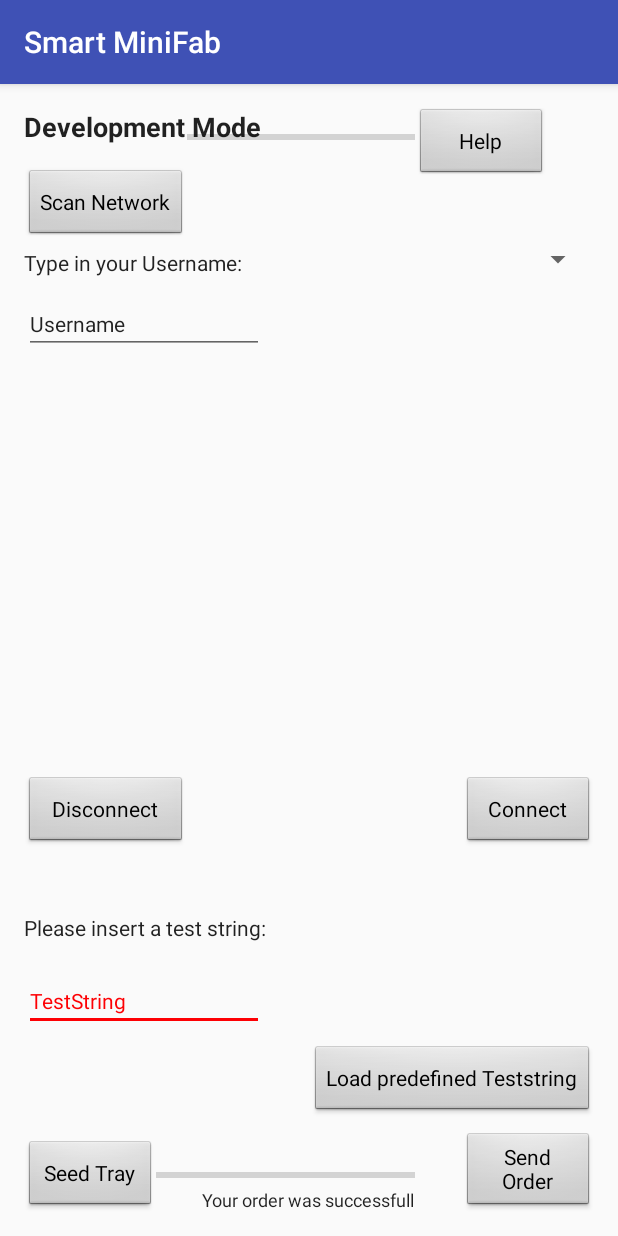
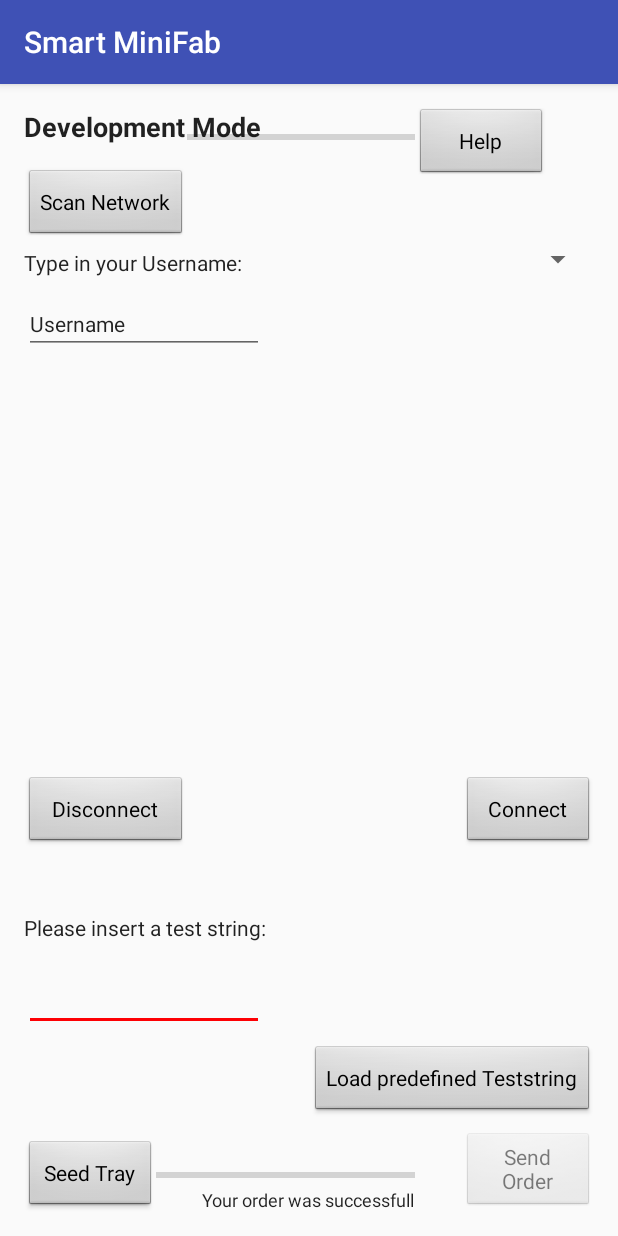
Before and after one commit to Brumberg/Tetris-Fab, an Android app: the DevelopmentModeActivity screen opened directly, with no data from a screen before it, on a phone screen of 412 x 824 dp. Run offline under Robolectric (Android 15) with nearby library versions, the phone set to English and light mode, and no system bars.

Commit message:
DevMode
Hide/Unhide Buttons on Userinput, Load Predef. TextString

```diff
--- a/AndroidStudioProjekt/SmartMiniFab/app/src/main/java/com/example/crunky/smartminifab/DevelopmentModeActivity.java
+++ b/AndroidStudioProjekt/SmartMiniFab/app/src/main/java/com/example/crunky/smartminifab/DevelopmentModeActivity.java
@@ -10,6 +10,7 @@ import android.view.View;
 import android.widget.ArrayAdapter;
 import android.widget.Button;
 import android.widget.EditText;
+import android.widget.ProgressBar;
 import android.widget.Spinner;
 import android.util.Log;
 import java.lang.String;
@@ -23,51 +24,170 @@ import android.widget.TextView;
 
 public class DevelopmentModeActivity extends AppCompatActivity {
 
+    // Initialize Variables
+
     private Button connectButton;
-    EditText inpPassword;
+    private Button scanNetworkButton;
+    private Button disconnectButton;
+    private Button helpButton;
+    private Button loadTestStringButton;
+    private Button seedTrayButton;
+    private Button sendOrderButton;
+    private EditText inpPassword;
+    private EditText inpUserTestString;
+    private TextView orderSuccess;
     public String Password;
+    public String userTestString;
+    public String preDefTestString = "xxxStringxxx";
     private int passEmpty = 0;
+    private int stringEmpty = 0;
+    private Spinner wifiDropDown;
+    private ProgressBar connectStatus;
+    private ProgressBar orderStatus;
 
     @Override
     protected void onCreate(Bundle savedInstanceState) {
         super.onCreate(savedInstanceState);
         setContentView(R.layout.activity_development_mode);
 
+        //Connect GUI elements to variables
+        connectButton = (Button) findViewById(R.id.Connect);
+        scanNetworkButton = (Button) findViewById(R.id.ID_Dev_Mode_Scan_Button);
+        disconnectButton = (Button) findViewById(R.id.ID_Dev_Mode__Button);
+        helpButton = (Button)findViewById(R.id.ID_Dev_Mode_Help_Button);
+        loadTestStringButton = (Button)findViewById(R.id.ID_Dev_Mode_LoadTestString_Button);
+        seedTrayButton = (Button)findViewById(R.id.ID_Dev_Mode_SeedTray_Button);
+        sendOrderButton= (Button)findViewById(R.id.ID_Dev_Mode_Order_Button);
+
         inpPassword = (EditText) findViewById(R.id.Username);
+        inpUserTestString = (EditText) findViewById(R.id.TestString);
+        orderSuccess = (TextView) findViewById(R.id.ID_Dev_Mode_OrderSucces_TextView);
+        wifiDropDown = (Spinner) findViewById(R.id.ID_Dev_Mode_DropDownWifi_Spinner);
+        connectStatus = (ProgressBar) findViewById(R.id.ID_Dev_Mode_Connecting_ProcessBar);
+        orderStatus = (ProgressBar) findViewById(R.id.ID_Dev_Mode_InOperation_ProcessBar);
         //Password = inpPassword.getText().toString();
         //passEmpty = inpPassword.getText().toString().trim().length();
-        connectButton = (Button) findViewById(R.id.Connect);
+
+        // Empty Textfields Username or Teststring on User clicking into field
+
+        inpPassword.setOnFocusChangeListener(new View.OnFocusChangeListener()
+        {
+            @Override
+            public void onFocusChange(View v, boolean hasFocus)
+            {
+                if (hasFocus==true)
+                {
+                    Log.d("myTag", "Focus");
+                    if (inpPassword.getText().toString().compareTo("Username")==0)
+                    {
+                        inpPassword.setText("");
+                        //Log.d("myTag", "setEmpty Pass");
+                    }
+                }
+            }
+        });
+
+        inpUserTestString.setOnFocusChangeListener(new View.OnFocusChangeListener()
+        {
+            @Override
+            public void onFocusChange(View v, boolean hasFocus)
+            {
+                if (hasFocus==true)
+                {
+                    Log.d("myTag", "Focus");
+                    if (inpUserTestString.getText().toString().compareTo("TestString")==0)
+                    {
+                        inpUserTestString.setText("");
+                        //Log.d("myTag", "setEmpty String");
+                    }
+                }
+            }
+        });
+
+
+        // Track changes in textfield Username, if some input is there enable connectButton
 
         inpPassword.addTextChangedListener(new TextWatcher() {
 
             @Override
             public void onTextChanged(CharSequence s, int start, int before, int count) {
+
             }
 
             @Override
             public void beforeTextChanged(CharSequence s, int start, int count, int after) {
+
             }
 
             @Override
             public void afterTextChanged(Editable s) {
                 Password = inpPassword.getText().toString();
                 passEmpty = inpPassword.getText().toString().trim().length();
-                if(passEmpty==0 || Password.equals("Username")){
-                    //Log.d("myTag", "Empty");
+                if(passEmpty==0){
+                    //Log.d("myTag", "Empty Pass");
                     //Log.d("myTag", Password);
                     connectButton.setEnabled(false);
                     //disconnectButton.setEnabled(false);
 
                     //connectButton.setVisibility(View.GONE);
                 } else {
-                    //Log.d("myTag", "NotEmpty");
+                    //Log.d("myTag", "NotEmpty Pass");
                     //Log.d("myTag", Password);
                     connectButton.setEnabled(true);
                     //connectButton.setVisibility(View.VISIBLE);
                 }
+
                 }
             });
+
+        // Track changes in textfield TestString, if some input is there enable sendOrderButton
+
+        inpUserTestString.addTextChangedListener(new TextWatcher() {
+
+            @Override
+            public void onTextChanged(CharSequence s, int start, int before, int count) {
+
+            }
+
+            @Override
+            public void beforeTextChanged(CharSequence s, int start, int count, int after) {
+                // if(Password.equals("Username")) {
+                //     inpPassword.setText("");
+                // }
+            }
+            @Override
+            public void afterTextChanged(Editable s) {
+                userTestString = inpUserTestString.getText().toString();
+                stringEmpty = inpUserTestString.getText().toString().trim().length();
+                if(stringEmpty==0){
+                    //Log.d("myTag", "Empty String");
+                    //Log.d("myTag", Password);
+                    sendOrderButton.setEnabled(false);
+                    //disconnectButton.setEnabled(false);
+
+                    //connectButton.setVisibility(View.GONE);
+                } else {
+                    //Log.d("myTag", "NotEmpty String");
+                    //Log.d("myTag", Password);
+                    sendOrderButton.setEnabled(true);
+                    //connectButton.setVisibility(View.VISIBLE);
+                }
+
+
+            }
+        });
+
+        // Write Testring on String field on clicking button
+
+        loadTestStringButton.setOnClickListener(new View.OnClickListener() {
+            public void onClick(View v) {
+                inpUserTestString.setText(preDefTestString, TextView.BufferType.EDITABLE);
+            }
+        });
         }
+
+
+
     public void goToHelpWindowActivity(View view) { //is called by onClick function of Button in activity_main.xml
         Intent intent = new Intent(this, HelpWindowActivity.class);
         startActivity(intent);
--- a/AndroidStudioProjekt/SmartMiniFab/app/src/main/res/layout/activity_development_mode.xml
+++ b/AndroidStudioProjekt/SmartMiniFab/app/src/main/res/layout/activity_development_mode.xml
@@ -178,7 +178,7 @@
         android:id="@+id/ID_Dev_Mode_TestString_TextView"
         android:textAppearance="@android:style/TextAppearance.DeviceDefault"
         android:layout_marginBottom="19dp"
-        android:layout_above="@+id/ID_Dev_Mode_TestString_TextField"
+        android:layout_above="@+id/TestString"
         android:layout_alignParentLeft="true"
         android:layout_alignParentStart="true" />
 
@@ -188,7 +188,7 @@
         android:inputType="textPersonName"
         android:text="TestString"
         android:ems="10"
-        android:id="@+id/ID_Dev_Mode_TestString_TextField"
+        android:id="@+id/TestString"
         android:textAppearance="@android:style/TextAppearance.DeviceDefault"
         android:textColor="@color/colorAccent"
         tools:background="@android:color/background_light"
```
